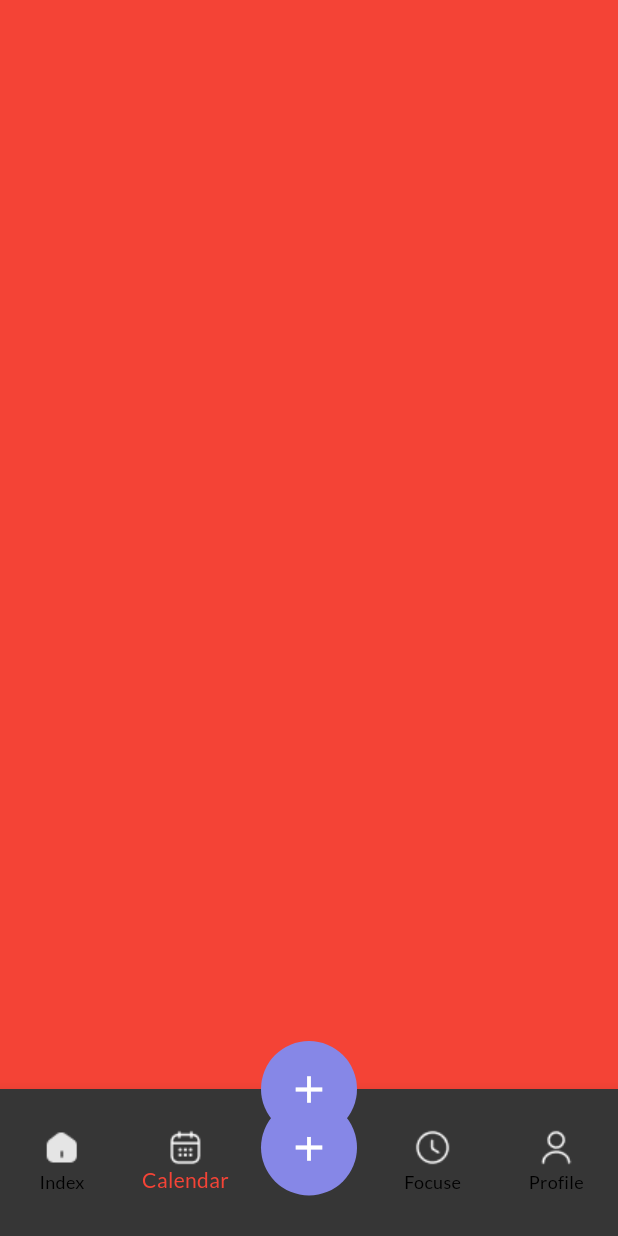
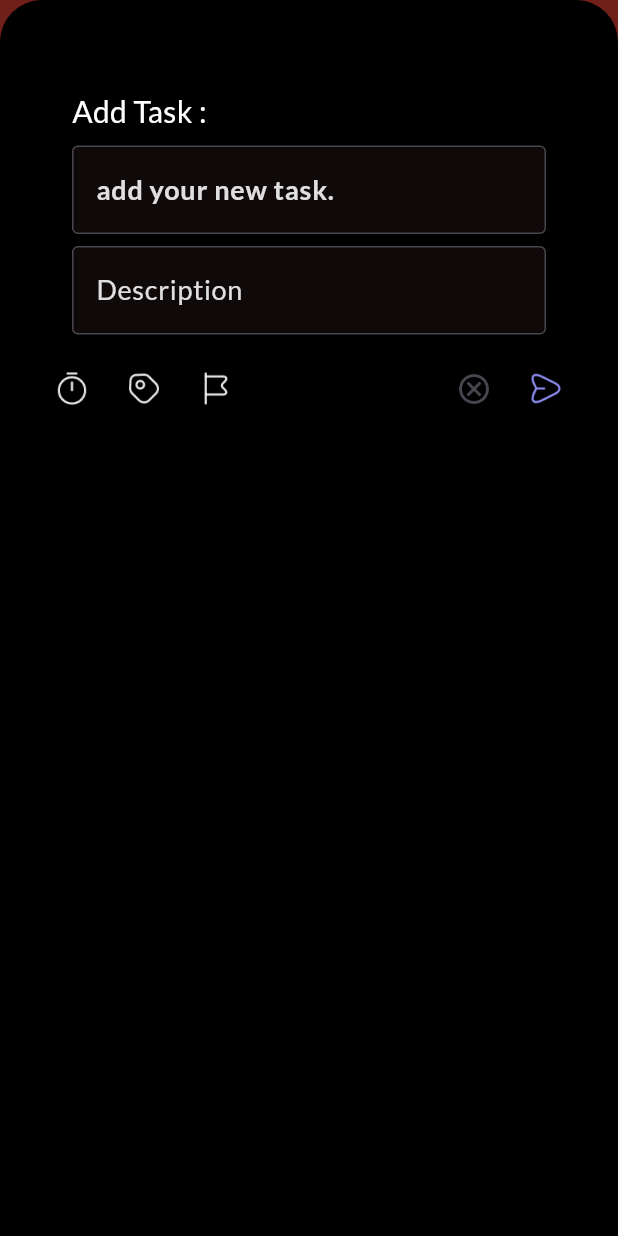
Before and after one commit to trandangduong/todolist_app, a Flutter app: the IndexPage screen opened directly, item 2 of the bottom bar chosen, after a tap on the "add" icon, on a phone screen of 412 x 824 dp. Run offline on Flutter 3.47's test engine with Material 3 defaults, Android fonts, the phone set to English and light mode, and no system bars; our stand-ins replace google_fonts, realm, shared_preferences; accounts and stored records are empty.

Commit message:
feat: cataygory

```diff
--- a/lib/ui/index/index_page.dart
+++ b/lib/ui/index/index_page.dart
@@ -1,5 +1,6 @@
 import 'package:flutter/material.dart';
-import 'package:google_fonts/google_fonts.dart';
+import 'package:todolist_app/main.dart';
+import 'package:todolist_app/ui/index/task/create_task_page.dart';
 
 class IndexPage extends StatefulWidget {
   const IndexPage({super.key});
@@ -27,19 +28,22 @@ class _IndexPageState extends State<IndexPage> {
       Container(
         color: Colors.red,
       ),
-      Container(
-        color: Colors.blue,
-      ),
     ];
   }
 
   @override
   Widget build(BuildContext context) {
     return Scaffold(
-      backgroundColor: Colors.black,
+      backgroundColor: kColorScheme.onBackground,
       body: _pageAct.elementAt(_currentPageAct),
       bottomNavigationBar: _buildIndexFooter(),
-      floatingActionButton: Container(
+      floatingActionButton: _addTaskButton(),
+      floatingActionButtonLocation: FloatingActionButtonLocation.centerDocked,
+    );
+  }
+
+  Widget _addTaskButton() {
+    return Container(
       width: 64,
       height: 64,
       decoration: BoxDecoration(
@@ -47,20 +51,21 @@ class _IndexPageState extends State<IndexPage> {
         borderRadius: BorderRadius.circular(32),
       ),
       child: IconButton(
-          onPressed: () {},
+        onPressed: _onCreateTask,
         icon: const Icon(
           Icons.add,
           size: 30,
           color: Colors.white,
         ),
       ),
-      ),
-      floatingActionButtonLocation: FloatingActionButtonLocation.centerDocked,
     );
   }
 
   Widget _indexPage() {
-    return Column(
+    return SafeArea(
+      child: Container(
+        margin: const EdgeInsets.only(top: 24),
+        child: Column(
           mainAxisAlignment: MainAxisAlignment.start,
           crossAxisAlignment: CrossAxisAlignment.stretch,
           children: [
@@ -69,6 +74,8 @@ class _IndexPageState extends State<IndexPage> {
             _buildIndexMiddle(),
             _buildIndexContent(),
           ],
+        ),
+      ),
     );
   }
 
@@ -89,7 +96,6 @@ class _IndexPageState extends State<IndexPage> {
               text: 'Index',
               style: TextStyle(
                 fontSize: 20,
-                fontFamily: GoogleFonts.lato().fontFamily,
                 color: Colors.white.withOpacity(0.87),
               ),
             ),
@@ -114,7 +120,6 @@ class _IndexPageState extends State<IndexPage> {
             'What do you want to do today?',
             style: TextStyle(
               fontSize: 20,
-              fontFamily: GoogleFonts.lato().fontFamily,
               color: Colors.white.withOpacity(0.87),
             ),
           ),
@@ -122,7 +127,6 @@ class _IndexPageState extends State<IndexPage> {
             'Tap + to add your tasks',
             style: TextStyle(
               fontSize: 16,
-              fontFamily: GoogleFonts.lato().fontFamily,
               color: Colors.white.withOpacity(0.87),
             ),
           ),
@@ -134,11 +138,14 @@ class _IndexPageState extends State<IndexPage> {
   }
 
   Widget _buildIndexFooter() {
-    return BottomNavigationBar(
-      backgroundColor: const Color(0xff363636),
+    return Container(
+      margin: const EdgeInsets.only(top: 8),
+      child: BottomNavigationBar(
+        backgroundColor: Colors.black,
         unselectedItemColor: Colors.black,
         selectedItemColor: Colors.red,
         type: BottomNavigationBarType.fixed,
+        landscapeLayout: BottomNavigationBarLandscapeLayout.spread,
         currentIndex: _currentPageAct,
         onTap: (index) {
           setState(() {
@@ -166,25 +173,7 @@ class _IndexPageState extends State<IndexPage> {
             backgroundColor: Colors.transparent,
             label: "Calendar",
           ),
-        BottomNavigationBarItem(
-            icon: Container(
-              width: 64,
-              height: 64,
-              decoration: BoxDecoration(
-                color: const Color(0xff8687e7),
-                borderRadius: BorderRadius.circular(32),
-              ),
-              child: IconButton(
-                onPressed: () {},
-                icon: const Icon(
-                  Icons.add,
-                  size: 30,
-                  color: Colors.white,
-                ),
-              ),
-            ),
-            backgroundColor: Colors.transparent,
-            label: ""),
+          //const BottomNavigationBarItem(icon: Text('')),
           BottomNavigationBarItem(
               icon: Image.asset(
                 'assets/images/clock.png',
@@ -204,6 +193,19 @@ class _IndexPageState extends State<IndexPage> {
               backgroundColor: Colors.transparent,
               label: "Profile")
         ],
+      ),
+    );
+  }
+
+  void _onCreateTask() {
+    showModalBottomSheet(
+      isScrollControlled: true,
+      context: context,
+      builder: (ctx) => const Padding(
+        padding: EdgeInsets.fromLTRB(24, 48, 24, 24),
+        child: NewTask(),
+      ),
+      backgroundColor: Colors.black,
     );
   }
 }
--- /dev/null
+++ b/lib/ui/index/task/create_task_page.dart
@@ -0,0 +1,171 @@
+import 'package:flutter/material.dart';
+import 'package:google_fonts/google_fonts.dart';
+
+class NewTask extends StatefulWidget {
+  const NewTask({super.key});
+
+  @override
+  State<NewTask> createState() => _NewTaskState();
+}
+
+class _NewTaskState extends State<NewTask> {
+  final _nameTaskTextController = TextEditingController();
+  final _nameDescriptionTextController = TextEditingController();
+
+  @override
+  Widget build(BuildContext context) {
+    return SafeArea(
+      child: Column(children: [
+        _buildAddTask(),
+        _buildIconTaskBottom(),
+      ]),
+    );
+  }
+
+  Widget _buildAddTask() {
+    return Form(
+      child: Container(
+        margin: const EdgeInsets.symmetric(horizontal: 24)
+            .copyWith(top: 12, bottom: 12),
+        child: Column(
+          mainAxisAlignment: MainAxisAlignment.start,
+          crossAxisAlignment: CrossAxisAlignment.start,
+          children: [
+            Text(
+              'Add Task :',
+              style: TextStyle(
+                fontSize: 20,
+                fontFamily: GoogleFonts.lato().fontFamily,
+                color: Colors.white,
+              ),
+            ),
+            Container(
+              margin: const EdgeInsets.only(top: 8),
+              child: TextFormField(
+                controller: _nameTaskTextController,
+                decoration: InputDecoration(
+                  hintText: "add your new task.",
+                  hintStyle: TextStyle(
+                    fontSize: 18,
+                    fontWeight: FontWeight.bold,
+                    fontFamily: GoogleFonts.lato().fontFamily,
+                    color: Colors.white.withOpacity(0.87),
+                  ),
+                  border: OutlineInputBorder(
+                    borderRadius: BorderRadius.circular(4),
+                  ),
+                  fillColor: const Color(0x0ff79797),
+                  filled: true,
+                ),
+                style: TextStyle(
+                  fontSize: 16,
+                  fontFamily: GoogleFonts.lato().fontFamily,
+                  color: Colors.white,
+                ),
+              ),
+            ),
+            Container(
+              margin: const EdgeInsets.only(top: 8),
+              child: TextFormField(
+                controller: _nameDescriptionTextController,
+                decoration: InputDecoration(
+                  hintText: "Description",
+                  hintStyle: TextStyle(
+                    fontSize: 18,
+                    fontFamily: GoogleFonts.lato().fontFamily,
+                    color: Colors.white.withOpacity(0.87),
+                  ),
+                  border: OutlineInputBorder(
+                    borderRadius: BorderRadius.circular(4),
+                  ),
+                  fillColor: const Color(0x0ff79797),
+                  filled: true,
+                ),
+                style: TextStyle(
+                  fontSize: 16,
+                  fontFamily: GoogleFonts.lato().fontFamily,
+                  color: Colors.white.withOpacity(0.87),
+                ),
+              ),
+            ),
+          ],
+        ),
+      ),
+    );
+  }
+
+  Widget _buildIconTaskBottom() {
+    return Row(
+      mainAxisAlignment: MainAxisAlignment.start,
+      crossAxisAlignment: CrossAxisAlignment.start,
+      children: [
+        Expanded(
+          child: Row(
+            mainAxisAlignment: MainAxisAlignment.start,
+            crossAxisAlignment: CrossAxisAlignment.start,
+            children: [
+              IconButton(
+                onPressed: () {},
+                icon: Image.asset(
+                  'assets/images/timer.png',
+                  height: 24,
+                  width: 24,
+                  fit: BoxFit.fill,
+                ),
+              ),
+              IconButton(
+                onPressed: () {},
+                icon: Image.asset(
+                  'assets/images/tag.png',
+                  height: 24,
+                  width: 24,
+                  fit: BoxFit.fill,
+                ),
+              ),
+              IconButton(
+                onPressed: () {},
+                icon: Image.asset(
+                  'assets/images/flag.png',
+                  height: 24,
+                  width: 24,
+                  fit: BoxFit.fill,
+                ),
+              ),
+            ],
+          ),
+        ),
+        IconButton(
+          onPressed: () {
+            Navigator.pop(context);
+          },
+          icon: const Icon(Icons.cancel_outlined),
+        ),
+        IconButton(
+          onPressed: _saveNewTask,
+          icon: Image.asset(
+            'assets/images/send.png',
+            height: 24,
+            width: 24,
+            fit: BoxFit.fill,
+          ),
+        ),
+      ],
+    );
+  }
+
+  void _showDialogChooseCata() {
+    showGeneralDialog(
+      context: context,
+      pageBuilder: (_, __, ___) {
+        return const SizedBox(
+          height: 200,
+          width: 200,
+        );
+      },
+    );
+  }
+
+  void _saveNewTask() {
+    //todo
+  }
+}
--- a/lib/ui/onboarding/ob_page_view.dart
+++ b/lib/ui/onboarding/ob_page_view.dart
@@ -81,7 +81,6 @@ class _OnboardingPageViewState extends State<OnboardingPageView> {
           await SharedPreferences.getInstance();
       preferences.setBool("_isOnboardingCompleted", true);
     } catch (e) {
-      print(e);
       return;
     }
   }
--- a/pubspec.yaml
+++ b/pubspec.yaml
@@ -16,6 +16,7 @@ dependencies:
   cupertino_icons: ^1.0.6
   google_fonts: ^6.2.1
   shared_preferences: ^2.2.2
+  realm: ^2.0.0
 
 dev_dependencies:
   flutter_test:
```
Also changed, not shown: lib/entities/catalogy_realm_entity.dart (added, +11 -0 lines), lib/main.dart (+28 -5 lines), lib/ui/catagory/cata_list_page.dart (added, +19 -0 lines), lib/ui/catagory/create_edit_catagogy.dart (renamed from lib/ui/catalogy/create_edit_catalogy.dart, +14 -14 lines), assets/images/2x/flag@2x.png (added), assets/images/2x/send.png (added), assets/images/2x/tag.png (added), assets/images/2x/timer.png (added), assets/images/3x/flag.png (added), assets/images/3x/send.png (added), assets/images/3x/tag.png (added), assets/images/3x/timer.png (added), assets/images/flag.png (added), assets/images/send.png (added), 3 more files, 5 other files. Lines whose indentation alone changed are shown as unchanged.
